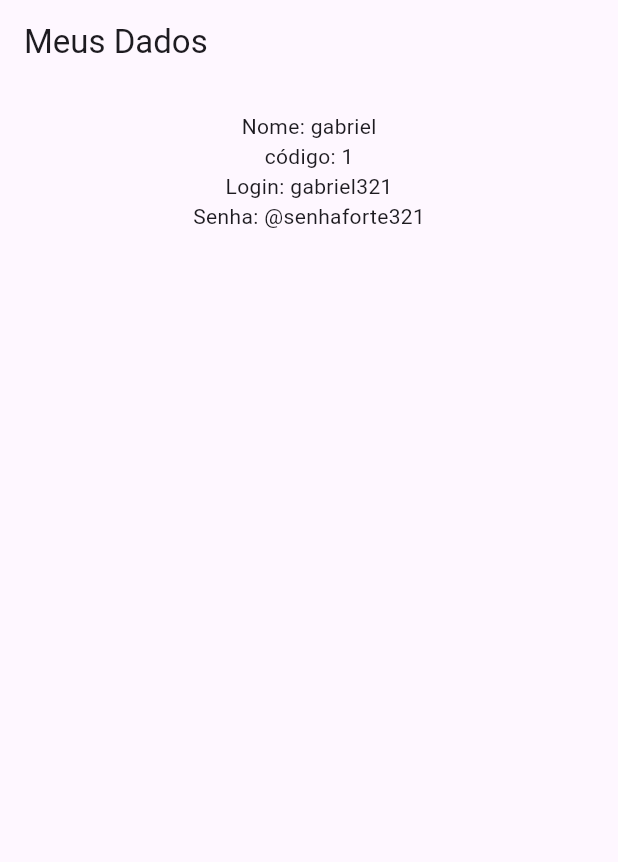
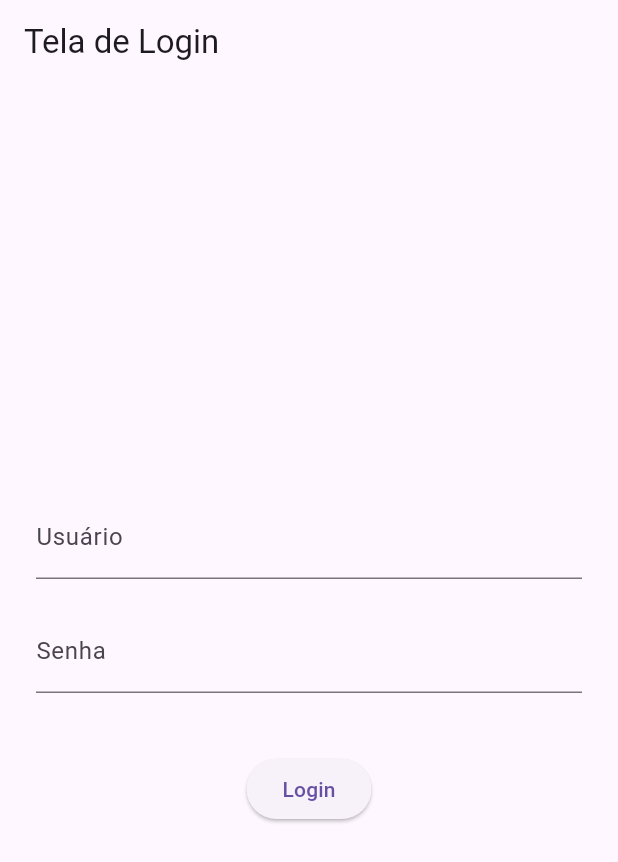
Before and after one commit to Gabrieldemarco1209/mimpedir, a Flutter app: the screen it shows after launch, on a phone screen of 412 x 824 dp. Shown: the top 862 px of the screen. Run offline on Flutter 3.47's test engine with Material 3 defaults, Android fonts, the phone set to English and light mode, and no system bars.

Commit message:
criando telas de home e login com funcionamentos basicos sem banco de dados

```diff
--- a/lib/main.dart
+++ b/lib/main.dart
@@ -1,4 +1,5 @@
 import 'package:flutter/material.dart';
+import 'package:mimpedir/tela_login.dart';
 import 'usuario.dart';
 
 void main() {
@@ -11,31 +12,16 @@ class MyApp extends StatelessWidget {
   @override
   Widget build(BuildContext context) {
 
-    Usuario u = Usuario(
+    /*Usuario u = Usuario(
       codigo: 1,
       login: "gabriel321",
       nome: "gabriel",
       senha: "@senhaforte321"
-    );
+    );*/
 
     return MaterialApp(
-      home: Scaffold(
-      appBar: AppBar (
-        title: const Text("Meus Dados"),
-      ),
-        body: Center(
-          child: Padding(padding: const EdgeInsets.all(18.0),
-            child: Column(
-              children: [
-            Text("Nome: ${u.nome}"),
-            Text("código: ${u.codigo}"),
-            Text("Login: ${u.login}"),
-            Text("Senha: ${u.senha}")
-              ],
-           ),
-         ),
-        ),
-      ),
+debugShowCheckedModeBanner: false,
+      home: TelaLogin(),
     );
   }
 }
--- /dev/null
+++ b/lib/tela_home.dart
@@ -0,0 +1,18 @@
+import 'package:flutter/material.dart';
+
+
+class TelaHome extends StatelessWidget {
+  TelaHome({super.key});
+
+
+
+  @override
+  Widget build(BuildContext context) {
+    return Scaffold(
+      appBar: AppBar(title: const Text("Tela home")),
+      body: Center(
+        child: Text('Seja bem vindo ao Mim Pedir!!!:3'),
+      ),
+    );
+  }
+}
--- /dev/null
+++ b/lib/tela_login.dart
@@ -0,0 +1,53 @@
+import 'package:flutter/material.dart';
+import 'package:mimpedir/tela_home.dart';
+import 'usuario.dart';
+
+class TelaLogin extends StatelessWidget{
+  TelaLogin({super.key});
+
+  final TextEditingController usuarioController = TextEditingController();
+  final TextEditingController senhaController = TextEditingController();
+
+      Usuario u = Usuario(
+      codigo: 456,
+      senha: 'cosmic',
+      login: 'fire',
+      nome: 'boss'
+  );
+
+  @override
+  Widget build(BuildContext context) {
+    return Scaffold(
+        appBar: AppBar(title: const Text("Tela de Login")),
+        body: Padding(padding: const EdgeInsets.all(24.0),
+        child: Column(
+          mainAxisAlignment: MainAxisAlignment.center,
+          children: [
+            TextField(
+              decoration: const InputDecoration(labelText: 'Usuário'),
+              controller: usuarioController,
+            ),
+            const SizedBox(height: 20,),
+            TextField(
+              decoration: const InputDecoration(labelText: 'Senha'),
+              controller: senhaController,
+              obscureText: true,
+            ),
+            const SizedBox(height: 40),
+            ElevatedButton(onPressed: (){
+              if(u.login == usuarioController.text && u.senha == senhaController.text){
+              Navigator.push(context, MaterialPageRoute(builder: (context) => TelaHome())
+              );
+              }else {
+                ScaffoldMessenger.of(context).showSnackBar(
+                    SnackBar(content: Text("Login: ${usuarioController
+                        .text} senha: ${senhaController.text}"))
+                );
+              }
+            }, child: Text("Login"))
+          ],
+        ),
+        )
+    );
+  }
+}
```
